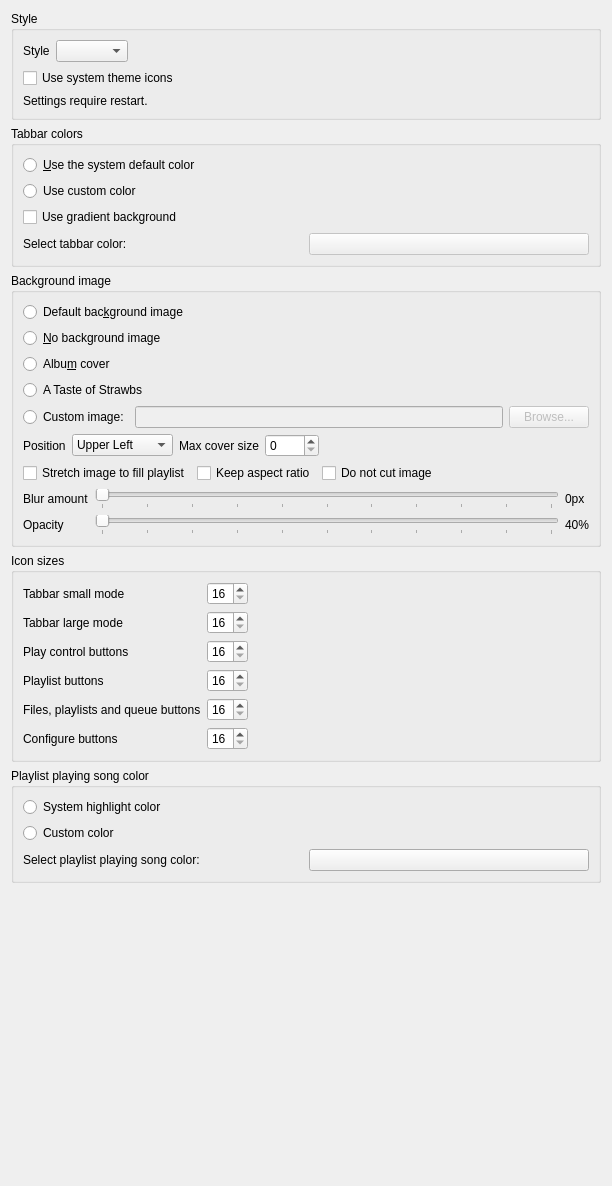
Before: the Qt Designer form src/settings/appearancesettingspage.ui in strawberrymusicplayer/strawberry, drawn with Qt 5.
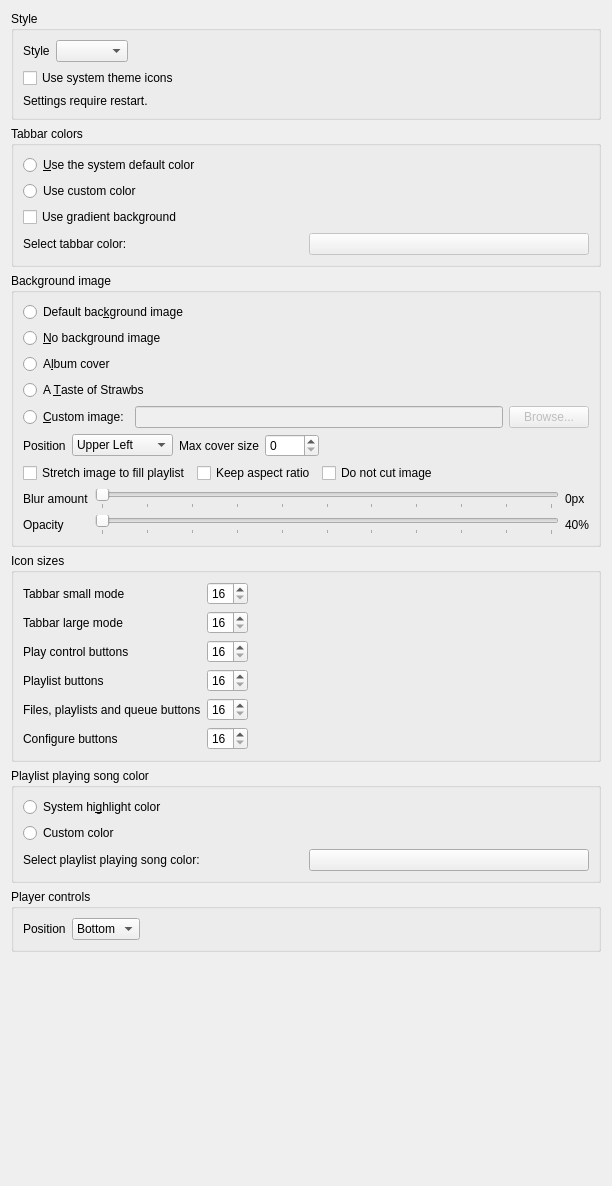
After: the same form once the commit is applied.

Commit message: Make position of player controls part of appearance settings

```diff
--- a/src/settings/appearancesettingspage.ui
+++ b/src/settings/appearancesettingspage.ui
@@ -144,14 +144,14 @@
          <string>The album cover of the currently playing song</string>
         </property>
         <property name="text">
-         <string>Albu&amp;m cover</string>
+         <string>A&amp;lbum cover</string>
         </property>
        </widget>
       </item>
       <item>
        <widget class="QRadioButton" name="use_strawbs_background">
         <property name="text">
-         <string notr="true">A Taste of Strawbs</string>
+         <string notr="true">A &amp;Taste of Strawbs</string>
         </property>
        </widget>
       </item>
@@ -160,7 +160,7 @@
         <item>
          <widget class="QRadioButton" name="use_custom_background_image">
           <property name="text">
-           <string>Custom image:</string>
+           <string>&amp;Custom image:</string>
           </property>
          </widget>
         </item>
@@ -553,7 +553,7 @@
       <item>
        <widget class="QRadioButton" name="playlist_playing_song_color_system">
         <property name="text">
-         <string>System highlight color</string>
+         <string>System hi&amp;ghlight color</string>
         </property>
        </widget>
       </item>
@@ -585,6 +585,53 @@
      </layout>
     </widget>
    </item>
+   <item>
+    <widget class="QGroupBox" name="groupBox_player_controls">
+     <property name="title">
+      <string>Player controls</string>
+     </property>
+     <layout class="QVBoxLayout" name="verticalLayout_2">
+      <item>
+       <layout class="QHBoxLayout" name="horizontalLayout">
+        <item>
+         <widget class="QLabel" name="label_3">
+          <property name="text">
+           <string>Position</string>
+          </property>
+         </widget>
+        </item>
+        <item>
+         <widget class="QComboBox" name="comboBox_player_controls_position">
+          <item>
+           <property name="text">
+            <string>Bottom</string>
+           </property>
+          </item>
+          <item>
+           <property name="text">
+            <string>Top</string>
+           </property>
+          </item>
+         </widget>
+        </item>
+        <item>
+         <spacer name="horizontalSpacer">
+          <property name="orientation">
+           <enum>Qt::Orientation::Horizontal</enum>
+          </property>
+          <property name="sizeHint" stdset="0">
+           <size>
+            <width>40</width>
+            <height>20</height>
+           </size>
+          </property>
+         </spacer>
+        </item>
+       </layout>
+      </item>
+     </layout>
+    </widget>
+   </item>
    <item>
     <spacer name="spacer_bottom">
      <property name="orientation">
```
The commit also changes 4 other files.
